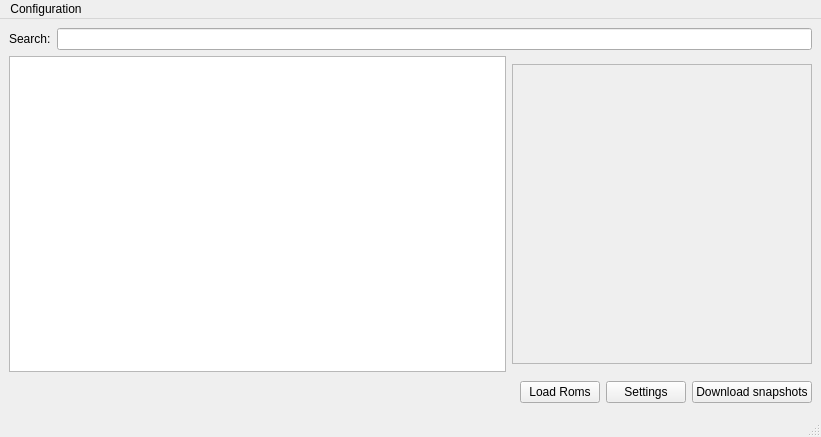
Before: the Qt Designer form lightningmf_pk/view.ui in Bl4cknight/lightningmf, drawn with Qt 5.
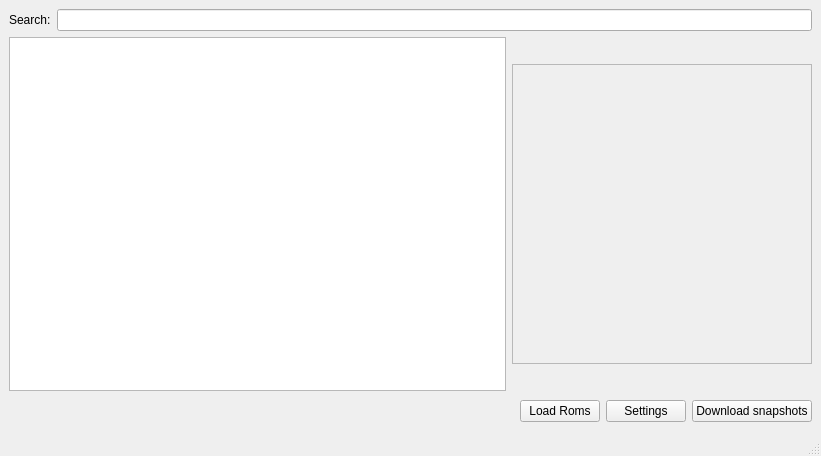
After: the same form once the commit is applied. Icons and pictures are not drawn.

Diff of the .ui file:
```diff
--- a/lightningmf_pk/view.ui
+++ b/lightningmf_pk/view.ui
@@ -7,7 +7,7 @@
     <x>0</x>
     <y>0</y>
     <width>821</width>
-    <height>437</height>
+    <height>456</height>
    </rect>
   </property>
   <property name="windowTitle">
@@ -146,45 +146,6 @@
     </item>
    </layout>
   </widget>
-  <widget class="QMenuBar" name="menubar">
-   <property name="geometry">
-    <rect>
-     <x>0</x>
-     <y>0</y>
-     <width>821</width>
-     <height>25</height>
-    </rect>
-   </property>
-   <property name="sizePolicy">
-    <sizepolicy hsizetype="MinimumExpanding" vsizetype="Minimum">
-     <horstretch>0</horstretch>
-     <verstretch>0</verstretch>
-    </sizepolicy>
-   </property>
-   <property name="minimumSize">
-    <size>
-     <width>0</width>
-     <height>0</height>
-    </size>
-   </property>
-   <property name="autoFillBackground">
-    <bool>false</bool>
-   </property>
-   <property name="defaultUp">
-    <bool>false</bool>
-   </property>
-   <widget class="QMenu" name="menuConfiguration">
-    <property name="enabled">
-     <bool>true</bool>
-    </property>
-    <property name="title">
-     <string>Configuration</string>
-    </property>
-    <addaction name="actionMame"/>
-    <addaction name="actionRoms"/>
-   </widget>
-   <addaction name="menuConfiguration"/>
-  </widget>
   <widget class="QStatusBar" name="statusbar"/>
   <action name="actionMame">
    <property name="text">
```
